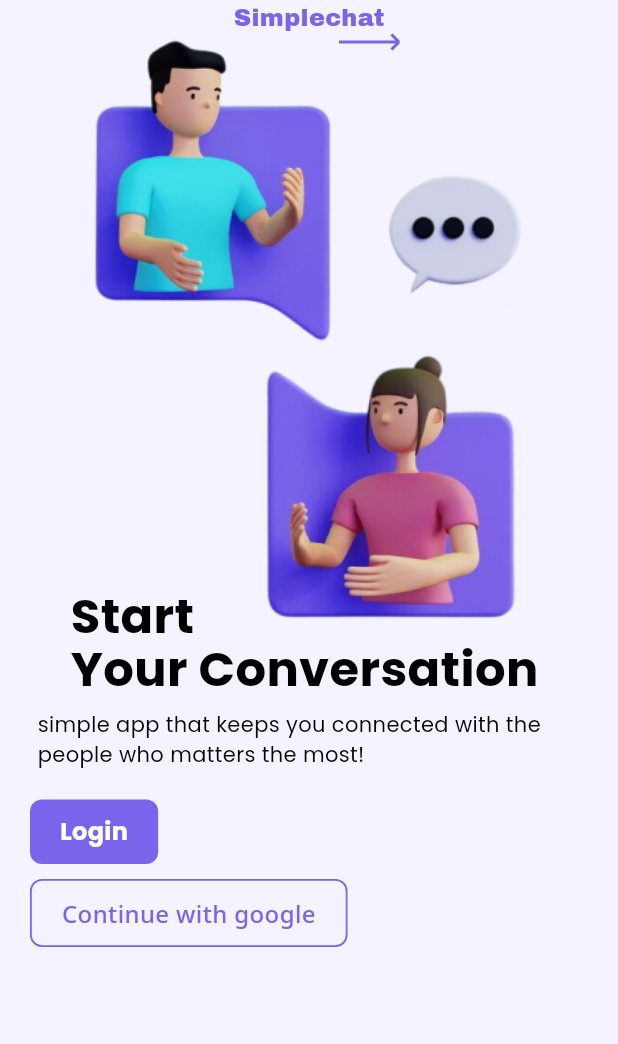
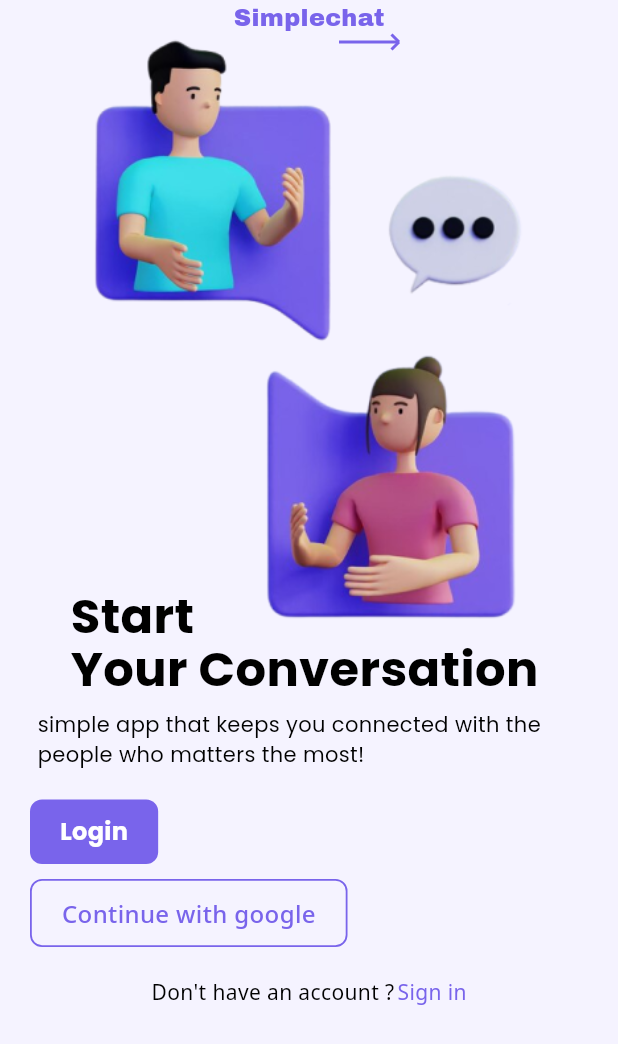
Before and after one commit to ShashwatREPO/SimpleChat, a Flutter app: the screen it shows after launch, on a phone screen of 412 x 824 dp. Shown: the top 1044 px of the screen. Run offline on Flutter 3.47's test engine with Material 3 defaults, Android fonts, the phone set to English and light mode, and no system bars; our stand-ins replace firebase_auth, google_fonts; accounts and stored records are empty.

Commit message:
added dont have an account text link

```diff
--- a/lib/Pages/Onboarding.dart
+++ b/lib/Pages/Onboarding.dart
@@ -1,5 +1,6 @@
 import 'package:chatapp/Widget/AccentButton.dart';
 import 'package:chatapp/Widget/Logo.dart';
+import 'package:chatapp/Widget/TextNavigation.dart';
 import 'package:chatapp/Widget/alternativeButton.dart';
 import 'package:flutter/cupertino.dart';
 import 'package:flutter/material.dart';
@@ -57,6 +58,8 @@ class OnBoardingPage extends StatelessWidget {
               onTap: (){},
             ),
           ),
+          SizedBox(height: 20,),
+          TextNavigation(nonClickableText: "Don't have an account ?", onTap: (){}, ClickableText: "Sign in")
 
         ],
       )),
--- /dev/null
+++ b/lib/Widget/TextNavigation.dart
@@ -0,0 +1,36 @@
+import 'package:flutter/material.dart';
+import 'package:google_fonts/google_fonts.dart';
+
+class TextNavigation extends StatelessWidget {
+  final String nonClickableText;
+  final String ClickableText;
+  final VoidCallback onTap;
+  const TextNavigation(
+      {super.key,
+      required this.nonClickableText,
+      required this.onTap,
+      required this.ClickableText});
+
+  @override
+  Widget build(BuildContext context) {
+    return Row(
+      mainAxisAlignment: MainAxisAlignment.center,
+      children: [
+        Text(
+          nonClickableText,
+          style: GoogleFonts.notoSans(),
+        ),
+        SizedBox(width: 2,),
+        GestureDetector(
+          onTap: onTap,
+          child: Text(
+            ClickableText,
+            style: GoogleFonts.notoSans(
+              color: Theme.of(context).colorScheme.primary,
+            ),
+          ),
+        )
+      ],
+    );
+  }
+}
```
